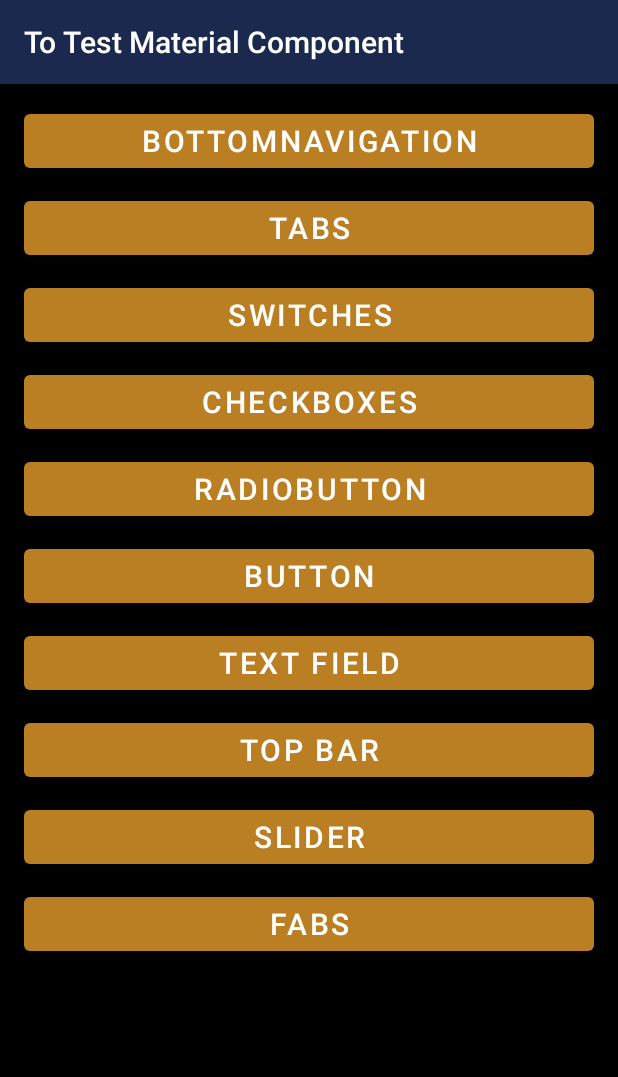
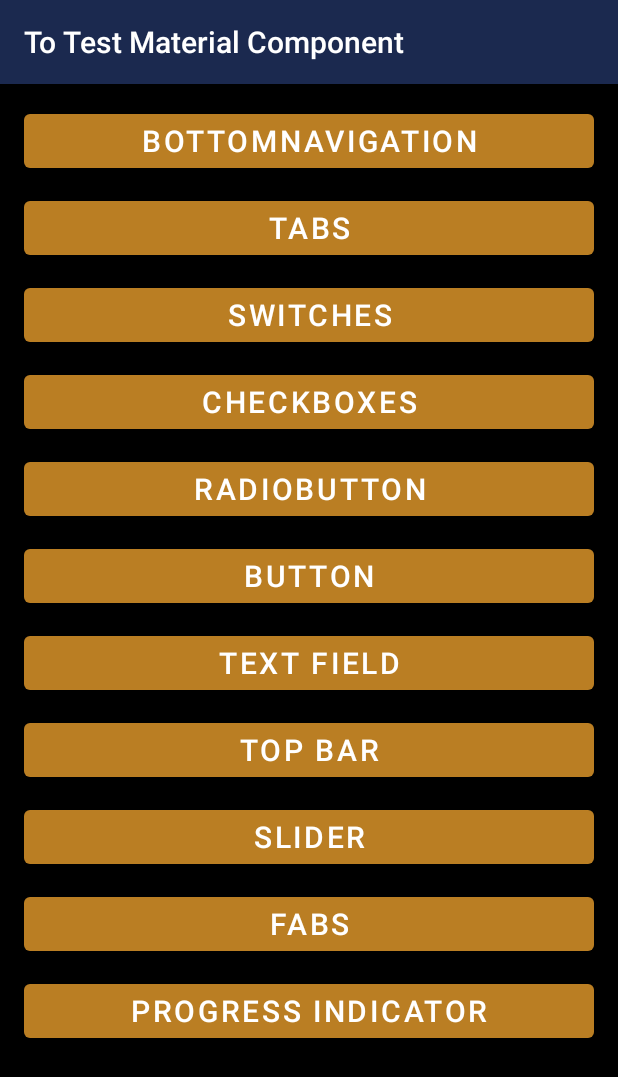
Before and after one commit to VossCG/Material-Desing-Component-Implementation, an Android app: the screen it shows after launch (MainActivity), on a phone screen of 412 x 824 dp. Shown: the top 1077 px of the screen. Run offline under Robolectric (Android 15) with nearby library versions, the phone set to English and light mode, and no system bars; Roboto replaces fonts that are not available here.

Commit message:
[ feat ] : add Progress Indicator demo

```diff
--- a/app/src/main/java/com/voss/ithomeironcontest/HomeMainFragment.kt
+++ b/app/src/main/java/com/voss/ithomeironcontest/HomeMainFragment.kt
@@ -43,5 +43,8 @@ class HomeMainFragment:BaseFragment<FragmentMainHomeBinding>(FragmentMainHomeBin
         binding.fabSBtn.setOnClickListener {
             navController.navigate(R.id.action_homeMainFragment_to_FABsFragment)
         }
+        binding.progressIndicatorBtn.setOnClickListener{
+            navController.navigate(R.id.action_homeMainFragment_to_progressIndicatorsFragment)
+        }
     }
 }
--- a/app/src/main/res/layout/fragment_main_home.xml
+++ b/app/src/main/res/layout/fragment_main_home.xml
@@ -80,7 +80,11 @@
                 android:layout_width="match_parent"
                 android:layout_height="wrap_content"
                 android:text="FABs" />
-
+            <com.google.android.material.button.MaterialButton
+                android:id="@+id/progress_indicator_btn"
+                android:layout_width="match_parent"
+                android:layout_height="wrap_content"
+                android:text="Progress Indicator" />
         </androidx.appcompat.widget.LinearLayoutCompat>
     </ScrollView>
 
--- a/app/src/main/res/navigation/nav_graph.xml
+++ b/app/src/main/res/navigation/nav_graph.xml
@@ -12,11 +12,7 @@
         tools:layout="@layout/fragment_tabs">
 
     </fragment>
-    <fragment
-        android:id="@+id/sectionHeaderFragment"
-        android:name="com.voss.ithomeironcontest.sectionRecycler.SectionHeaderFragment"
-        android:label="SectionHeaderFragment"
-        tools:layout="@layout/fragment_section_header_recycler" />
+
     <fragment
         android:id="@+id/homeMainFragment"
         tools:layout="@layout/fragment_main_home"
@@ -52,6 +48,9 @@
         <action
             android:id="@+id/action_homeMainFragment_to_FABsFragment"
             app:destination="@id/FABsFragment" />
+        <action
+            android:id="@+id/action_homeMainFragment_to_progressIndicatorsFragment"
+            app:destination="@id/progressIndicatorsFragment" />
     </fragment>
     <fragment
         android:id="@+id/bottomNavigationFragment"
@@ -115,5 +114,9 @@
         tools:layout="@layout/fragment_fabs"
         android:name="com.voss.ithomeironcontest.fabs.FABsFragment"
         android:label="FABsFragment" />
-
+    <fragment
+        android:id="@+id/progressIndicatorsFragment"
+        tools:layout="@layout/fragment_progress_indicator"
+        android:name="com.voss.ithomeironcontest.progressindicators.ProgressIndicatorsFragment"
+        android:label="ProgressIndicatorsFragment" />
 </navigation>
--- a/app/src/main/res/values/colors.xml
+++ b/app/src/main/res/values/colors.xml
@@ -33,4 +33,10 @@
     <color name="lightYellow">#BA7E23</color>
     <color name="darkGreen">#118E40</color>
     <color name="transparent">#00FFFFFF</color>
+
+    <integer-array name="progress_colors">
+        <item>@color/red</item>
+        <item>@color/lightYellow</item>
+        <item>@color/darkGreen</item>
+    </integer-array>
 </resources>
```
Also changed, not shown: app/src/main/java/com/voss/ithomeironcontest/progressindicators/ProgressIndicatorsFragment.kt (added, +50 -0 lines), app/src/main/res/layout/fragment_progress_indicator.xml (added, +76 -0 lines), app/src/main/res/values/style.xml (+9 -0 lines).
